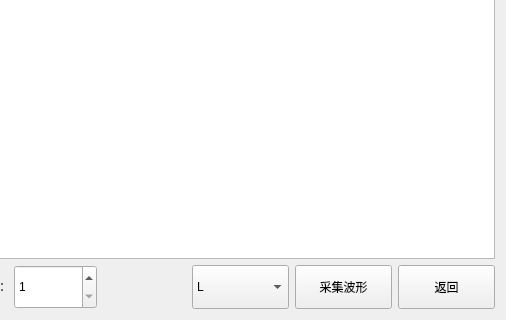
First picture: the form in PageMag.ui, repository bloglink/aip-tester, before the edit; both pictures show x 294 to 800 and y 280 to 600 of the 800 by 600 pixel window.
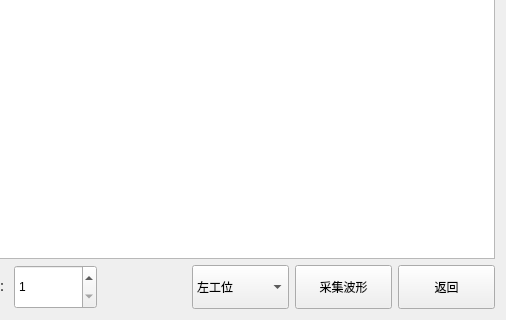
Second picture: the form after the edit.

Commit message: fix:(2.1.0.160316)解决反嵌右工位不采样测试退出

Diff of the .ui file:
```diff
--- a/PageMag.ui
+++ b/PageMag.ui
@@ -205,7 +205,7 @@
        </property>
        <item>
         <property name="text">
-         <string>L</string>
+         <string>左工位</string>
         </property>
        </item>
        <item>
```
Left out of the diff: 2 changed lines with no effect on the pictures. The commit also changes 5 other files.
